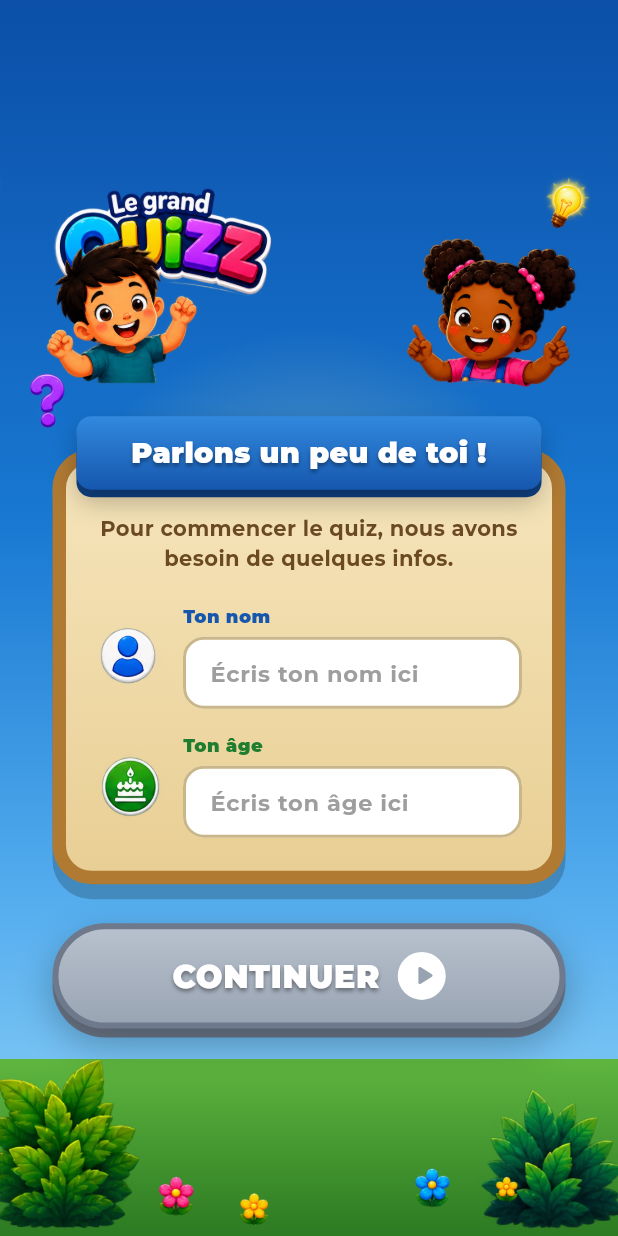
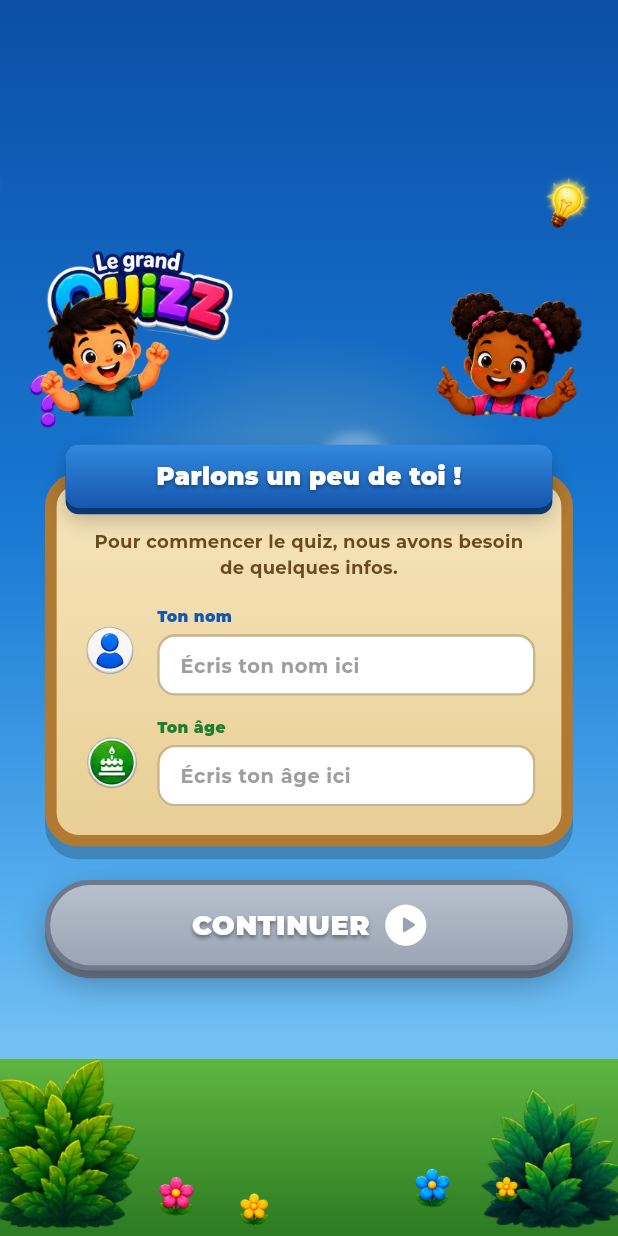
Before and after one commit to legrandquizzcmfi-dev/quizz, a Flutter app: the screen it shows after launch, after a tap on "COMMENCER", on a phone screen of 412 x 824 dp. Run offline on Flutter 3.47's test engine with Material 3 defaults, Android fonts, the phone set to English and light mode, and no system bars; our stand-ins replace audioplayers, shared_preferences.

Commit message:
fix: Scale start/profile/home screens to fill tablet screens
StartScreen, ProfileSetupScreen and HomeScreen each capped their
content at ConstrainedBox(maxWidth: 480/560) centered on screen. That
avoids overflow but does nothing on a tablet: the design just stays
pinned at its phone-sized width in the middle of the screen, leaving
most of the tablet screen as empty background (see reported
screenshot).

Add ResponsiveDesign, a small widget that measures the phone-designed
content at its natural size and scales it uniformly (FittedBox +
BoxFit.contain) to fill the available space — growing on tablets,
shrinking safely on the smallest phones, never overflowing. Swap the
three screens' Center+ConstrainedBox(+SingleChildScrollView, now
redundant since the scaling itself guarantees no overflow) for it.

flutter analyze clean; full test suite (widget_test.dart +
responsive_test.dart, 12 tests across 8 device sizes) passes.

```diff
--- a/lib/screens/home_screen.dart
+++ b/lib/screens/home_screen.dart
@@ -5,6 +5,7 @@ import '../l10n/app_strings.dart';
 import '../ui/game_theme.dart';
 import '../widgets/game_controls.dart';
 import '../widgets/game_decor.dart';
+import '../widgets/responsive_design.dart';
 import 'coming_soon_screen.dart';
 import 'themes_screen.dart';
 
@@ -63,10 +64,9 @@ class HomeScreen extends StatelessWidget {
         return Scaffold(
           body: GameBackground(
             child: SafeArea(
-              child: Center(
-                child: ConstrainedBox(
-                  constraints: const BoxConstraints(maxWidth: 560),
-                  child: SingleChildScrollView(
+              child: ResponsiveDesign(
+                designWidth: 560,
+                child: Padding(
                   padding: const EdgeInsets.fromLTRB(18, 22, 18, 22),
                   child: Column(
                     children: [
@@ -101,10 +101,7 @@ class HomeScreen extends StatelessWidget {
                                   ),
                                 ),
                                 Text(
-                                    strings.welcomeBanner
-                                        .split('!')
-                                        .last
-                                        .trim(),
+                                  strings.welcomeBanner.split('!').last.trim(),
                                   maxLines: 1,
                                   overflow: TextOverflow.ellipsis,
                                   style: const TextStyle(
@@ -119,9 +116,7 @@ class HomeScreen extends StatelessWidget {
                           ),
                         ],
                       ),
-                        Bob(
-                          child: Image.asset(GameAssets.glowBook, width: 230),
-                        ),
+                      Bob(child: Image.asset(GameAssets.glowBook, width: 230)),
                       GlowingButton(
                         tapKey: const Key('play_button'),
                         label: strings.play.toUpperCase(),
@@ -273,7 +268,6 @@ class HomeScreen extends StatelessWidget {
                         ],
                       ),
                     ],
-                    ),
                   ),
                 ),
               ),
--- a/lib/screens/profile_setup_screen.dart
+++ b/lib/screens/profile_setup_screen.dart
@@ -5,6 +5,7 @@ import '../app_data.dart';
 import '../ui/game_theme.dart';
 import '../widgets/game_controls.dart';
 import '../widgets/game_decor.dart';
+import '../widgets/responsive_design.dart';
 import 'home_screen.dart';
 
 /// « Parlons un peu de toi ! » : panneau bois + ruban, deux champs illustrés,
@@ -40,19 +41,22 @@ class _ProfileSetupScreenState extends State<ProfileSetupScreen> {
 
   bool get _isValid {
     final age = _parsedAge;
-    return _nameController.text.trim().isNotEmpty && age != null && age > 0 && age <= 99;
+    return _nameController.text.trim().isNotEmpty &&
+        age != null &&
+        age > 0 &&
+        age <= 99;
   }
 
   void _continue(BuildContext context) {
     if (!_isValid) return;
-    AppData.of(context).progress.saveProfile(
-          name: _nameController.text.trim(),
-          age: _parsedAge!,
-        );
+    AppData.of(
+      context,
+    ).progress.saveProfile(name: _nameController.text.trim(), age: _parsedAge!);
     Navigator.of(context).pushReplacement(
       PageRouteBuilder(
         transitionDuration: const Duration(milliseconds: 400),
-        pageBuilder: (context, animation, secondaryAnimation) => const HomeScreen(),
+        pageBuilder: (context, animation, secondaryAnimation) =>
+            const HomeScreen(),
         transitionsBuilder: (context, animation, secondaryAnimation, child) =>
             FadeTransition(opacity: animation, child: child),
       ),
@@ -66,10 +70,9 @@ class _ProfileSetupScreenState extends State<ProfileSetupScreen> {
     return Scaffold(
       body: GameBackground(
         child: SafeArea(
-          child: Center(
-            child: ConstrainedBox(
-              constraints: const BoxConstraints(maxWidth: 480),
-              child: SingleChildScrollView(
+          child: ResponsiveDesign(
+            designWidth: 480,
+            child: Padding(
               // 35 px de marge latérale : demande explicite du client.
               padding: const EdgeInsets.fromLTRB(35, 22, 35, 35),
               child: Column(
@@ -155,7 +158,6 @@ class _ProfileSetupScreenState extends State<ProfileSetupScreen> {
           ),
         ),
       ),
-      ),
     );
   }
 }
@@ -226,7 +228,10 @@ class _Field extends StatelessWidget {
                     fontWeight: FontWeight.w700,
                     color: Colors.grey.shade500,
                   ),
-                  contentPadding: const EdgeInsets.symmetric(horizontal: 14, vertical: 12),
+                  contentPadding: const EdgeInsets.symmetric(
+                    horizontal: 14,
+                    vertical: 12,
+                  ),
                   border: _border(const Color(0xFFC9B689)),
                   enabledBorder: _border(const Color(0xFFC9B689)),
                   focusedBorder: _border(labelColor, 2.5),
@@ -239,7 +244,8 @@ class _Field extends StatelessWidget {
     );
   }
 
-  OutlineInputBorder _border(Color color, [double width = 2]) => OutlineInputBorder(
+  OutlineInputBorder _border(Color color, [double width = 2]) =>
+      OutlineInputBorder(
         borderRadius: BorderRadius.circular(14),
         borderSide: BorderSide(color: color, width: width),
       );
--- a/lib/screens/start_screen.dart
+++ b/lib/screens/start_screen.dart
@@ -4,6 +4,7 @@ import '../app_data.dart';
 import '../ui/game_theme.dart';
 import '../widgets/game_controls.dart';
 import '../widgets/game_decor.dart';
+import '../widgets/responsive_design.dart';
 import 'home_screen.dart';
 import 'profile_setup_screen.dart';
 
@@ -32,15 +33,14 @@ class StartScreen extends StatelessWidget {
     return Scaffold(
       body: GameBackground(
         child: SafeArea(
-          child: Center(
-            child: ConstrainedBox(
-              constraints: const BoxConstraints(maxWidth: 480),
+          child: ResponsiveDesign(
+            designWidth: 480,
             child: Stack(
               children: [
                 Padding(
                   padding: const EdgeInsets.symmetric(horizontal: 22),
                   child: Column(
-                      mainAxisAlignment: MainAxisAlignment.center,
+                    mainAxisSize: MainAxisSize.min,
                     children: [
                       Image.asset(GameAssets.wordmark, width: 300),
                       const SizedBox(height: 0),
@@ -84,7 +84,6 @@ class StartScreen extends StatelessWidget {
           ),
         ),
       ),
-      ),
     );
   }
 }
--- /dev/null
+++ b/lib/widgets/responsive_design.dart
@@ -0,0 +1,32 @@
+import 'package:flutter/material.dart';
+
+/// Fait grandir un contenu conçu pour une largeur de téléphone
+/// (`designWidth`) afin qu'il occupe l'espace réellement disponible sur un
+/// écran plus grand (tablette), au lieu de rester épinglé à sa taille de
+/// conception au milieu d'une zone vide (§9) — c'est ce que faisait un
+/// simple `ConstrainedBox(maxWidth: ...)`, qui plafonne la largeur sans
+/// jamais agrandir le contenu.
+///
+/// Le contenu garde ses proportions (mise à l'échelle uniforme) et ne
+/// déborde jamais : sur un écran plus petit que `designWidth`, il rétrécit
+/// au lieu de dépasser.
+class ResponsiveDesign extends StatelessWidget {
+  final double designWidth;
+  final Widget child;
+
+  const ResponsiveDesign({
+    super.key,
+    required this.designWidth,
+    required this.child,
+  });
+
+  @override
+  Widget build(BuildContext context) {
+    return Center(
+      child: FittedBox(
+        fit: BoxFit.contain,
+        child: SizedBox(width: designWidth, child: child),
+      ),
+    );
+  }
+}
```
Lines whose indentation alone changed are shown as unchanged.
